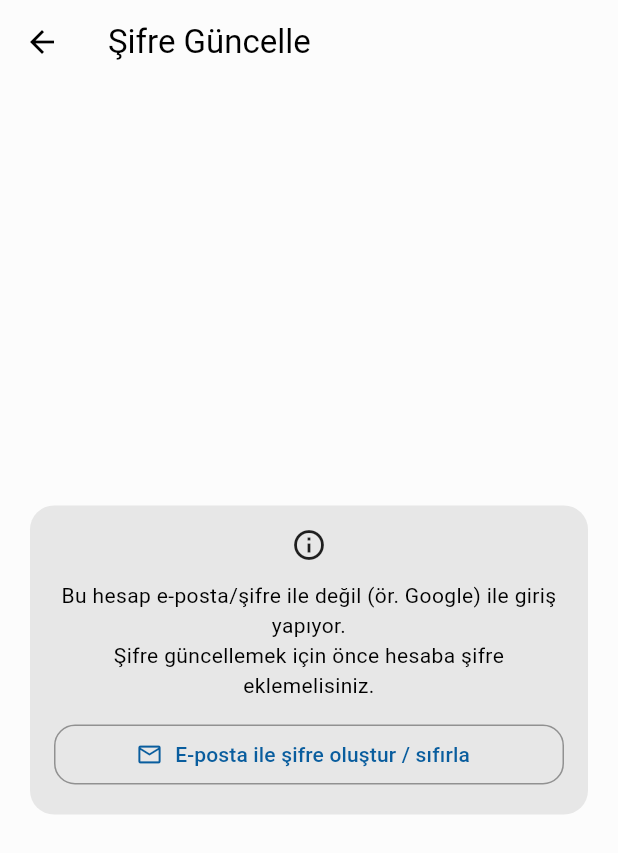
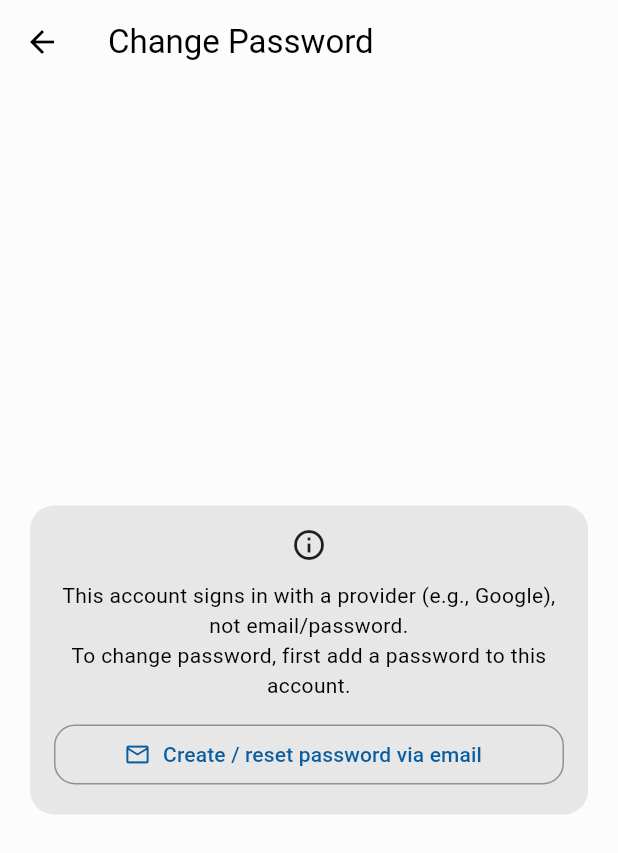
Before and after one commit to Yido1007/dorm_chef, a Flutter app: the ChangePasswordScreen screen opened directly, on a phone screen of 412 x 824 dp. Shown: the top 853 px of the screen. Run offline on Flutter 3.47's test engine with Material 3 defaults, Android fonts, the phone set to English and light mode, and no system bars; our stand-ins replace cloud_firestore, easy_localization, firebase_auth, firebase_core, flex_color_scheme, google_sign_in and 4 more; missing offline and left inert: android_intent_plus, mobile_scanner; accounts and stored records are empty.

Commit message:
Language support added to the change password screen

```diff
--- a/lib/screen/core/change_pass.dart
+++ b/lib/screen/core/change_pass.dart
@@ -2,6 +2,7 @@ import 'dart:async';
 import 'package:firebase_auth/firebase_auth.dart';
 import 'package:flutter/material.dart';
 import 'package:dorm_chef/service/auth.dart' show AuthService;
+import 'package:easy_localization/easy_localization.dart';
 
 class ChangePasswordScreen extends StatefulWidget {
   const ChangePasswordScreen({super.key});
@@ -36,7 +37,7 @@ class _ChangePasswordScreenState extends State<ChangePasswordScreen> {
         user?.providerData.any((p) => p.providerId == 'password') ?? false;
 
     return Scaffold(
-      appBar: AppBar(title: const Text('Şifre Güncelle')),
+      appBar: AppBar(title: Text('change_password_title'.tr())),
       body: Center(
         child: ConstrainedBox(
           constraints: const BoxConstraints(maxWidth: 560),
@@ -71,7 +72,7 @@ class _ChangePasswordScreenState extends State<ChangePasswordScreen> {
                 obscureText: _obCur,
                 textInputAction: TextInputAction.next,
                 decoration: InputDecoration(
-                  labelText: 'Mevcut Şifre',
+                  labelText: 'current_password'.tr(),
                   prefixIcon: const Icon(Icons.lock_outline),
                   suffixIcon: IconButton(
                     onPressed: () => setState(() => _obCur = !_obCur),
@@ -83,7 +84,7 @@ class _ChangePasswordScreenState extends State<ChangePasswordScreen> {
                 validator:
                     (v) =>
                         (v == null || v.isEmpty)
-                            ? 'Mevcut şifre gerekli'
+                            ? 'current_password_required'.tr()
                             : null,
               ),
 
@@ -93,7 +94,7 @@ class _ChangePasswordScreenState extends State<ChangePasswordScreen> {
                 obscureText: _obNew,
                 textInputAction: TextInputAction.next,
                 decoration: InputDecoration(
-                  labelText: 'Yeni Şifre',
+                  labelText: 'new_password'.tr(),
                   prefixIcon: const Icon(Icons.lock),
                   suffixIcon: IconButton(
                     onPressed: () => setState(() => _obNew = !_obNew),
@@ -105,11 +106,11 @@ class _ChangePasswordScreenState extends State<ChangePasswordScreen> {
                 onChanged: (_) => setState(() {}),
                 validator: (v) {
                   final s = v ?? '';
-                  if (s.isEmpty) return 'Yeni şifre gerekli';
+                  if (s.isEmpty) return 'new_password_required'.tr();
                   if (s == _currentCtrl.text) {
-                    return 'Yeni şifre mevcut şifreyle aynı olamaz';
+                    return 'new_password_same_as_current'.tr();
                   }
-                  return null;
+                  return null; // kuralları Firebase enforce edecek
                 },
               ),
 
@@ -123,7 +124,7 @@ class _ChangePasswordScreenState extends State<ChangePasswordScreen> {
                 obscureText: _obCon,
                 textInputAction: TextInputAction.done,
                 decoration: InputDecoration(
-                  labelText: 'Yeni Şifre (Tekrar)',
+                  labelText: 'new_password_again'.tr(),
                   prefixIcon: const Icon(Icons.check),
                   suffixIcon: IconButton(
                     onPressed: () => setState(() => _obCon = !_obCon),
@@ -134,9 +135,9 @@ class _ChangePasswordScreenState extends State<ChangePasswordScreen> {
                 ),
                 validator: (v) {
                   if (v == null || v.isEmpty) {
-                    return 'Yeni şifreyi tekrar girin';
+                    return 'reenter_new_password'.tr();
                   }
-                  if (v != _newCtrl.text) return 'Şifreler eşleşmiyor';
+                  if (v != _newCtrl.text) return 'passwords_do_not_match'.tr();
                   return null;
                 },
               ),
@@ -144,9 +145,7 @@ class _ChangePasswordScreenState extends State<ChangePasswordScreen> {
               const SizedBox(height: 16),
               _InfoHint(
                 icon: Icons.info_outline,
-                text:
-                    'Güvenlik gereği önce mevcut şifrenizle yeniden doğrulanacaksınız. '
-                    'Güncellemeden sonra oturumunuz kapatılacak ve tekrar giriş yapmanız gerekecek.',
+                text: 'change_password_info'.tr(),
               ),
 
               const SizedBox(height: 16),
@@ -162,7 +161,7 @@ class _ChangePasswordScreenState extends State<ChangePasswordScreen> {
                             height: 20,
                             child: CircularProgressIndicator(strokeWidth: 2),
                           )
-                          : const Text('Şifreyi Güncelle'),
+                          : Text('update_password'.tr()),
                 ),
               ),
             ],
@@ -185,11 +184,7 @@ class _ChangePasswordScreenState extends State<ChangePasswordScreen> {
           children: [
             const Icon(Icons.info_outline),
             const SizedBox(height: 12),
-            const Text(
-              'Bu hesap e-posta/şifre ile değil (ör. Google) ile giriş yapıyor.\n'
-              'Şifre güncellemek için önce hesaba şifre eklemelisiniz.',
-              textAlign: TextAlign.center,
-            ),
+            Text('account_uses_oauth_info'.tr(), textAlign: TextAlign.center),
             const SizedBox(height: 12),
             SizedBox(
               width: double.infinity,
@@ -205,9 +200,9 @@ class _ChangePasswordScreenState extends State<ChangePasswordScreen> {
                             );
                             if (_isMounted) {
                               ScaffoldMessenger.of(context).showSnackBar(
-                                const SnackBar(
+                                SnackBar(
                                   content: Text(
-                                    'E-posta gönderildi (şifre oluşturabilirsiniz).',
+                                    'email_sent_create_password'.tr(),
                                   ),
                                 ),
                               );
@@ -220,7 +215,7 @@ class _ChangePasswordScreenState extends State<ChangePasswordScreen> {
                             }
                           }
                         },
-                label: const Text('E-posta ile şifre oluştur / sıfırla'),
+                label: Text('email_create_reset_password'.tr()),
               ),
             ),
           ],
@@ -233,7 +228,7 @@ class _ChangePasswordScreenState extends State<ChangePasswordScreen> {
     if (!_formKey.currentState!.validate()) return;
     final email = user.email;
     if (email == null || email.isEmpty) {
-      _showSnack('E-posta bulunamadı.');
+      _showSnack('email_not_found'.tr());
       return;
     }
     setState(() => _loading = true);
@@ -260,9 +255,7 @@ class _ChangePasswordScreenState extends State<ChangePasswordScreen> {
     } on TimeoutException {
       if (_isMounted) {
         setState(() => _loading = false);
-        _showSnack(
-          'İşlem zaman aşımına uğradı. İnternet bağlantınızı kontrol edin.',
-        );
+        _showSnack('timeout_error'.tr());
       }
     } on FirebaseAuthException catch (e) {
       if (_isMounted) {
@@ -272,7 +265,7 @@ class _ChangePasswordScreenState extends State<ChangePasswordScreen> {
     } catch (e) {
       if (_isMounted) {
         setState(() => _loading = false);
-        _showSnack('Beklenmeyen hata: $e');
+        _showSnack('unexpected_error_with_err'.tr(namedArgs: {'err': '$e'}));
       }
     }
   }
@@ -285,20 +278,19 @@ class _ChangePasswordScreenState extends State<ChangePasswordScreen> {
   String _mapAuthError(FirebaseAuthException e) {
     final msg = e.message;
     if (msg != null && msg.trim().isNotEmpty) return msg;
-
     switch (e.code) {
       case 'wrong-password':
-        return 'Mevcut şifre yanlış.';
+        return 'error_wrong_password'.tr();
       case 'requires-recent-login':
-        return 'Güvenlik nedeniyle lütfen tekrar giriş yapın.';
+        return 'error_requires_recent_login'.tr();
       case 'weak-password':
-        return 'Yeni şifre Firebase kuralını karşılamıyor.';
+        return 'weak_password_policy'.tr(); // Firebase Password Policy
       case 'too-many-requests':
-        return 'Çok fazla deneme yapıldı. Bir süre sonra tekrar deneyin.';
+        return 'error_too_many_requests'.tr();
       case 'network-request-failed':
-        return 'Ağ hatası. Bağlantınızı kontrol edin.';
+        return 'error_network'.tr();
       default:
-        return 'Hata: ${e.code}';
+        return 'error_code_prefix'.tr(namedArgs: {'code': e.code});
     }
   }
 }
@@ -310,20 +302,20 @@ class _PasswordStrengthBar extends StatelessWidget {
   @override
   Widget build(BuildContext context) {
     final cs = Theme.of(context).colorScheme;
-    final score = _score(password);
+    final score = _score(password); // 0..5
     final frac = (score / 5).clamp(0.0, 1.0);
 
-    String label;
+    String levelKey;
     if (score <= 1) {
-      label = 'Çok zayıf';
+      levelKey = 'pwd_level_very_weak';
     } else if (score == 2) {
-      label = 'Zayıf';
+      levelKey = 'pwd_level_weak';
     } else if (score == 3) {
-      label = 'Orta';
+      levelKey = 'pwd_level_medium';
     } else if (score == 4) {
-      label = 'Güçlü';
+      levelKey = 'pwd_level_strong';
     } else {
-      label = 'Çok güçlü';
+      levelKey = 'pwd_level_very_strong';
     }
 
     Color barColor;
@@ -349,7 +341,7 @@ class _PasswordStrengthBar extends StatelessWidget {
         ),
         const SizedBox(height: 6),
         Text(
-          'Şifre gücü: $label',
+          'pwd_strength'.tr(namedArgs: {'level': levelKey.tr()}),
           style: Theme.of(context).textTheme.bodySmall?.copyWith(
             color: Theme.of(context).colorScheme.onSurfaceVariant,
           ),
@@ -380,15 +372,15 @@ class _PasswordRulesChecklist extends StatelessWidget {
   Widget build(BuildContext context) {
     final cs = Theme.of(context).colorScheme;
 
-    bool hasLen = password.length >= 8;
-    bool hasUp = RegExp(r'[A-Z]').hasMatch(password);
-    bool hasLow = RegExp(r'[a-z]').hasMatch(password);
-    bool hasNum = RegExp(r'\d').hasMatch(password);
-    bool hasSpec = RegExp(
+    final hasLen = password.length >= 8;
+    final hasUp = RegExp(r'[A-Z]').hasMatch(password);
+    final hasLow = RegExp(r'[a-z]').hasMatch(password);
+    final hasNum = RegExp(r'\d').hasMatch(password);
+    final hasSpec = RegExp(
       r'[!@#\$%\^&\*\(\)_\+\-=\[\]{};:"\\|,.<>\/?`~]',
     ).hasMatch(password);
 
-    Widget row(bool ok, String text) => Row(
+    Widget row(bool ok, String key) => Row(
       children: [
         Icon(
           ok ? Icons.check_circle : Icons.cancel,
@@ -396,22 +388,22 @@ class _PasswordRulesChecklist extends StatelessWidget {
           color: ok ? cs.primary : cs.error,
         ),
         const SizedBox(width: 8),
-        Expanded(child: Text(text)),
+        Expanded(child: Text(key.tr())),
       ],
     );
 
     return Column(
       crossAxisAlignment: CrossAxisAlignment.start,
       children: [
-        row(hasLen, 'En az 8 karakter'),
+        row(hasLen, 'rule_min_len'),
         const SizedBox(height: 4),
-        row(hasUp, 'En az 1 büyük harf (A-Z)'),
+        row(hasUp, 'rule_upper'),
         const SizedBox(height: 4),
-        row(hasLow, 'En az 1 küçük harf (a-z)'),
+        row(hasLow, 'rule_lower'),
         const SizedBox(height: 4),
-        row(hasNum, 'En az 1 rakam (0-9)'),
+        row(hasNum, 'rule_digit'),
         const SizedBox(height: 4),
-        row(hasSpec, 'En az 1 özel karakter (!, @, #, …)'),
+        row(hasSpec, 'rule_special'),
       ],
     );
   }
```
Also changed, not shown: asset/lang/en.json (+23 -7 lines), asset/lang/tr.json (+23 -8 lines).
